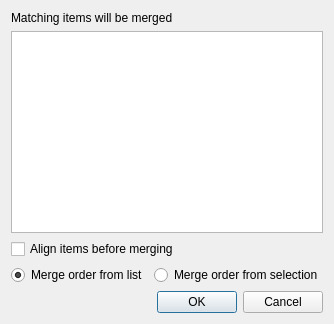
The window that actionlib/actions/specmergedialog.ui (hvennekate/data_element) describes before a commit, drawn with Qt 5.
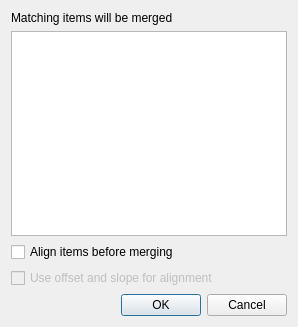
The same window after the commit.

Patch:
```diff
--- a/actionlib/actions/specmergedialog.ui
+++ b/actionlib/actions/specmergedialog.ui
@@ -6,10 +6,16 @@
    <rect>
     <x>0</x>
     <y>0</y>
-    <width>325</width>
-    <height>324</height>
+    <width>298</width>
+    <height>327</height>
    </rect>
   </property>
+  <property name="sizePolicy">
+   <sizepolicy hsizetype="Minimum" vsizetype="Preferred">
+    <horstretch>0</horstretch>
+    <verstretch>0</verstretch>
+   </sizepolicy>
+  </property>
   <property name="windowTitle">
    <string>Merge</string>
   </property>
@@ -24,7 +30,7 @@
    <item>
     <widget class="QTableView" name="criteria">
      <property name="sizePolicy">
-      <sizepolicy hsizetype="Preferred" vsizetype="Expanding">
+      <sizepolicy hsizetype="Expanding" vsizetype="Expanding">
        <horstretch>0</horstretch>
        <verstretch>0</verstretch>
       </sizepolicy>
@@ -48,25 +54,14 @@
     </widget>
    </item>
    <item>
-    <layout class="QHBoxLayout" name="horizontalLayout">
-     <item>
-      <widget class="QRadioButton" name="listingOrder">
-       <property name="text">
-        <string>Merge order from list</string>
-       </property>
-       <property name="checked">
-        <bool>true</bool>
-       </property>
-      </widget>
-     </item>
-     <item>
-      <widget class="QRadioButton" name="selectionOrder">
-       <property name="text">
-        <string>Merge order from selection</string>
-       </property>
-      </widget>
-     </item>
-    </layout>
+    <widget class="QCheckBox" name="useSlope">
+     <property name="enabled">
+      <bool>false</bool>
+     </property>
+     <property name="text">
+      <string>Use offset and slope for alignment</string>
+     </property>
+    </widget>
    </item>
    <item>
     <widget class="QDialogButtonBox" name="buttonBox">
```
Left out of the diff: 26 changed lines with no effect on the pictures.
